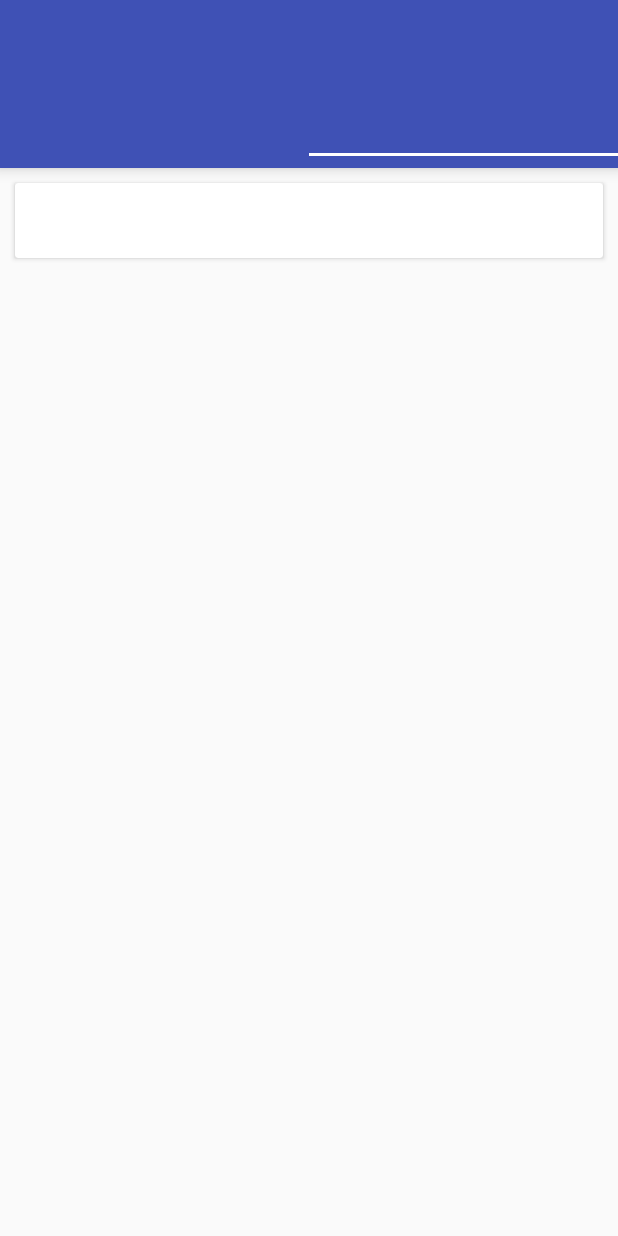
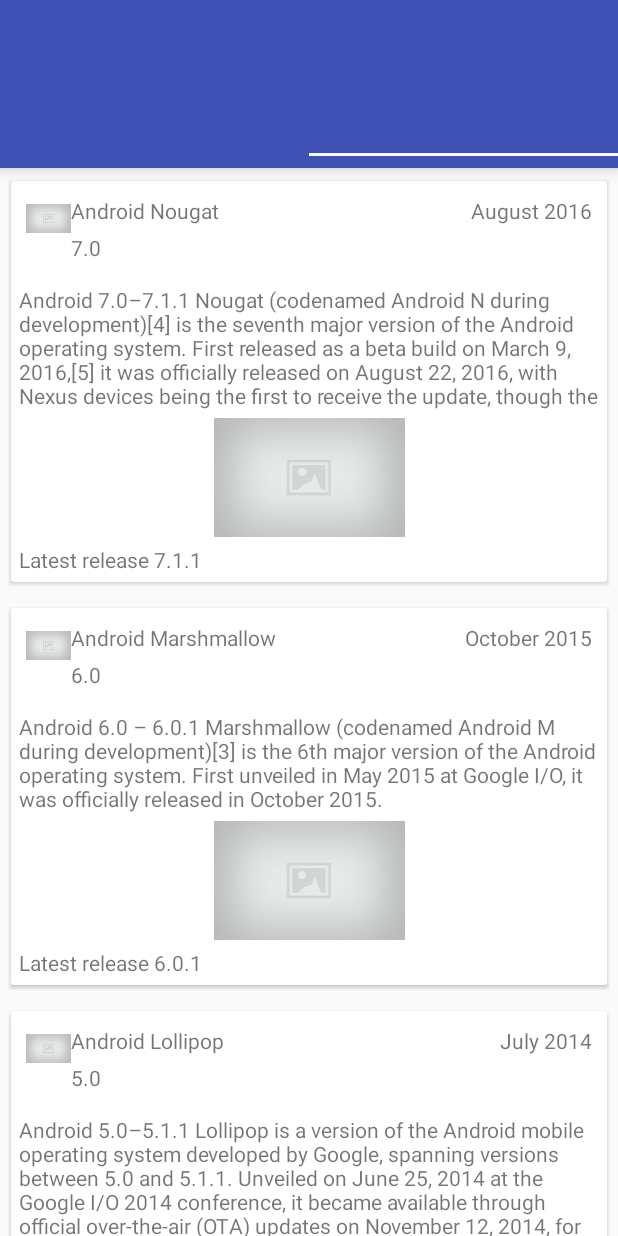
Before and after one commit to Najneen22/Tecnovonza, an Android app: the screen it shows after launch (HomeActivity), tab 2 chosen, on a phone screen of 412 x 824 dp. Run offline under Robolectric (Android 15) with nearby library versions, the phone set to English and light mode, and no system bars; our stand-ins replace Picasso; pictures from the network do not load.

Commit message:
Added news onject

```diff
--- a/app/build.gradle
+++ b/app/build.gradle
@@ -30,4 +30,5 @@ dependencies {
     compile 'com.android.support:design:25.1.0'
     compile 'com.android.support:cardview-v7:25.1.0'
     compile 'com.google.code.gson:gson:2.2.4'
+    compile 'com.squareup.picasso:picasso:2.5.2'
 }
--- a/app/src/main/java/com/example/tailoredtech/tecnovanza/adapter/NewsAdapter.java
+++ b/app/src/main/java/com/example/tailoredtech/tecnovanza/adapter/NewsAdapter.java
@@ -1,11 +1,16 @@
 package com.example.tailoredtech.tecnovanza.adapter;
 
+import android.content.Context;
 import android.support.v7.widget.RecyclerView;
 import android.view.LayoutInflater;
 import android.view.View;
 import android.view.ViewGroup;
+import android.widget.ImageView;
+import android.widget.TextView;
 
 import com.example.tailoredtech.tecnovanza.R;
+import com.example.tailoredtech.tecnovanza.model.News;
+import com.squareup.picasso.Picasso;
 
 import java.util.ArrayList;
 
@@ -15,10 +20,12 @@ import java.util.ArrayList;
 
 public class NewsAdapter extends RecyclerView.Adapter<NewsAdapter.NewsViewHolder>{
 
-    ArrayList<String> newsList;
+    ArrayList<News> newsList;
+    private Context mContext;
 
-    public NewsAdapter(ArrayList<String> list) {
+    public NewsAdapter(Context context,ArrayList<News> list) {
         this.newsList = list;
+        this.mContext=context;
     }
 
     @Override
@@ -29,18 +36,35 @@ public class NewsAdapter extends RecyclerView.Adapter<NewsAdapter.NewsViewHolder
 
     @Override
     public void onBindViewHolder(NewsViewHolder holder, int position) {
-
+        News news=newsList.get(position);
+        holder.txtVereName.setText(news.getName());
+        holder.txtVerNo.setText(news.getCity());
+        holder.txtDate.setText(news.getTime());
+        holder.txtDesc.setText(news.getDescription());
+        holder.txtLatestReleaseVer.setText(news.getComments());
+        Picasso.with(mContext).load(news.getImg()).placeholder(R.mipmap.placeholder).into(holder.sImage);
+        Picasso.with(mContext).load(news.getPimg()).placeholder(R.mipmap.placeholder).into(holder.bImage);
     }
 
     @Override
     public int getItemCount() {
-        return 10;
+        return newsList.size();
     }
 
     class NewsViewHolder extends RecyclerView.ViewHolder{
 
+        private ImageView sImage,bImage;
+        private TextView txtVereName,txtVerNo,txtDate,txtLatestReleaseVer,txtDesc;
+
         public NewsViewHolder(View itemView) {
             super(itemView);
+            sImage= (ImageView) itemView.findViewById(R.id.img_s_news);
+            bImage= (ImageView) itemView.findViewById(R.id.img_b_image);
+            txtVereName= (TextView) itemView.findViewById(R.id.txt_ver_name);
+            txtVerNo= (TextView) itemView.findViewById(R.id.txt_ver_no);
+            txtDate= (TextView) itemView.findViewById(R.id.txt_date);
+            txtLatestReleaseVer= (TextView) itemView.findViewById(R.id.txt_latest_release_ver);
+            txtDesc= (TextView) itemView.findViewById(R.id.txt_description);
         }
     }
 }
--- a/app/src/main/java/com/example/tailoredtech/tecnovanza/fragments/NewsFragment.java
+++ b/app/src/main/java/com/example/tailoredtech/tecnovanza/fragments/NewsFragment.java
@@ -90,12 +90,9 @@ public class NewsFragment extends Fragment {
 
         RecyclerView newsRecycler = (RecyclerView) view.findViewById(R.id.news_list);
 
-        NewsAdapter adapter = new NewsAdapter(new ArrayList<String>());
-        LinearLayoutManager manager = new LinearLayoutManager(getActivity());
-
-        newsRecycler.setLayoutManager(manager);
+        NewsAdapter adapter = new NewsAdapter(getActivity(),newsList);
         newsRecycler.setAdapter(adapter);
-
+        newsRecycler.setLayoutManager(new LinearLayoutManager(getActivity()));
         return view;
     }
 
--- a/app/src/main/java/com/example/tailoredtech/tecnovanza/model/News.java
+++ b/app/src/main/java/com/example/tailoredtech/tecnovanza/model/News.java
@@ -2,12 +2,9 @@ package com.example.tailoredtech.tecnovanza.model;
 
 import com.google.gson.Gson;
 
-import org.json.JSONArray;
-import org.json.JSONException;
 import org.json.JSONObject;
 
 import java.io.Serializable;
-import java.util.ArrayList;
 
 /**
  * Created by Daniyal on 12/24/2016.
--- a/app/src/main/res/layout/list_item_news.xml
+++ b/app/src/main/res/layout/list_item_news.xml
@@ -1,12 +1,76 @@
 <?xml version="1.0" encoding="utf-8"?>
 <LinearLayout xmlns:android="http://schemas.android.com/apk/res/android"
-    android:orientation="vertical" android:layout_width="match_parent"
-    android:layout_height="match_parent">
+    android:layout_width="match_parent"
+    android:layout_height="match_parent"
+    android:padding="5dp"
+    xmlns:card_view="http://schemas.android.com/apk/res-auto"
+    android:orientation="vertical">
 
     <android.support.v7.widget.CardView
         android:layout_width="match_parent"
-        android:layout_height="50dp"
-        android:layout_margin="10dp">
+        android:layout_height="wrap_content"
+        card_view:cardPreventCornerOverlap="false"
+        card_view:cardUseCompatPadding="true">
+
+        <LinearLayout
+            android:orientation="vertical"
+            android:layout_width="match_parent"
+            android:layout_height="wrap_content">
+
+            <RelativeLayout
+                android:layout_width="match_parent"
+                android:layout_height="wrap_content"
+                android:padding="10dp">
+
+                <ImageView
+                    android:id="@+id/img_s_news"
+                    android:layout_width="30dp"
+                    android:layout_height="30dp" />
+
+                <LinearLayout
+                    android:layout_toRightOf="@+id/img_s_news"
+                    android:layout_width="match_parent"
+                    android:layout_height="wrap_content"
+                    android:orientation="vertical">
+
+                    <TextView
+                        android:id="@+id/txt_ver_name"
+                        android:layout_width="wrap_content"
+                        android:layout_height="wrap_content"
+                        android:layout_marginBottom="5dp"/>
+
+                    <TextView
+                        android:id="@+id/txt_ver_no"
+                        android:layout_width="wrap_content"
+                        android:layout_height="wrap_content" />
+                </LinearLayout>
+
+                <TextView
+                    android:id="@+id/txt_date"
+                    android:layout_width="wrap_content"
+                    android:layout_height="wrap_content"
+                    android:layout_alignParentEnd="true"
+                    android:layout_alignParentRight="true" />
+            </RelativeLayout>
+
+            <TextView
+                android:id="@+id/txt_description"
+                android:layout_width="match_parent"
+                android:layout_height="wrap_content"
+                android:padding="5dp"
+                android:maxLines="5"/>
+
+            <ImageView
+                android:id="@+id/img_b_image"
+                android:layout_width="match_parent"
+                android:layout_height="wrap_content" />
+
+            <TextView
+                android:padding="5dp"
+                android:id="@+id/txt_latest_release_ver"
+                android:layout_width="match_parent"
+                android:layout_height="wrap_content" />
+        </LinearLayout>
 
     </android.support.v7.widget.CardView>
 </LinearLayout>
```
Also changed, not shown: app/src/main/res/mipmap-xxhdpi/placeholder.jpg (added).
